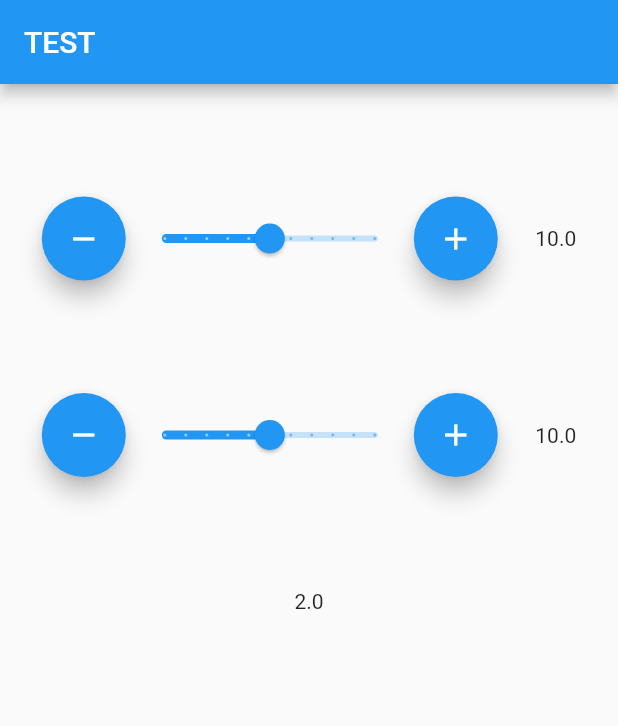
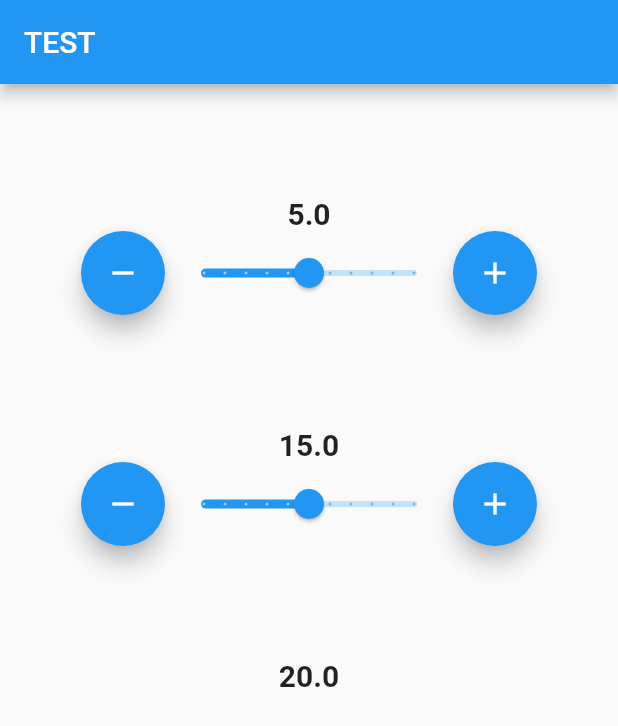
Before and after one commit to SemenuykSergo/alcohol, a Flutter app: the screen it shows after launch, on a phone screen of 412 x 824 dp. Shown: the top 726 px of the screen. Run offline on Flutter 3.47's test engine with Material 2 defaults, Android fonts, the phone set to English and light mode, and no system bars.

Commit message:
маленькие изменения

```diff
--- a/lib/count.dart
+++ b/lib/count.dart
@@ -1,8 +1,24 @@
 class Count {
-  static var slideStartAlchocol = 1.0;
-  static var sliderAlchocolMain = 1.0;
+  static var slideStartAlchocol = 5.0;
+  static var sliderAlchocolMain = 15.0;
   static var sliderAlchocolEnd = 1.0;
 
   //! начальные значения этих переменных должны быть серединой слайдера
 
+  static var resultGlobal;
+
+  resultGlobalMethod(String valueName) {
+    switch (valueName) {
+      case "SlideStartAlchocol":
+        resultGlobal = slideStartAlchocol;
+
+        break;
+      case "SliderAlchocolMain":
+        resultGlobal = sliderAlchocolMain;
+        break;
+      case "SliderAlchocolEnd":
+        resultGlobal = sliderAlchocolEnd;
+        break;
+    }
+  }
 }
--- a/lib/my_slider.dart
+++ b/lib/my_slider.dart
@@ -1,4 +1,5 @@
 import 'package:alcohol_dilution_calculator/count.dart';
+
 import 'package:alcohol_dilution_calculator/text_model.dart';
 import 'package:flutter/material.dart';
 
@@ -11,7 +12,6 @@ class MySlider extends StatefulWidget {
   double maxSlide;
   int division;
   String valueName;
-  //double result = 10; //! значение должно быть середина слайдера.
 
   MySlider(
       {this.countSlider,
@@ -41,7 +41,7 @@ class _MySliderState extends State<MySlider> {
   double maxSlide;
   int division;
   String valueName;
-  double result = 10;
+  double result;
 
   _MySliderState(
       {this.countSlider,
@@ -53,6 +53,9 @@ class _MySliderState extends State<MySlider> {
       this.valueName});
   @override
   Widget build(BuildContext context) {
+    Count().resultGlobalMethod(valueName);
+    result = Count.resultGlobal;
+
     Widget buttonAddWidget = FloatingActionButton(
       onPressed: () {
         setState(() {
@@ -83,13 +86,34 @@ class _MySliderState extends State<MySlider> {
     );
 
     return Container(
-        child: Row(mainAxisAlignment: MainAxisAlignment.center, children: [
-      buttonAddWidget,
-      sliderChangeWidget,
-      buttonRemoveWidget,
-      SizedBox(width: 25),
-      Text('${(result * 100).round() / 100}'), //!  тект выше слайдера перенести
-    ]));
+      child: Row(
+        mainAxisAlignment: MainAxisAlignment.center,
+        children: [
+          Column(
+            children: [
+              Center(
+                child: Container(
+                  child: Text(
+                    '${(result * 100).round() / 100}',
+                    style: TextStyle(
+                      fontWeight: FontWeight.bold,
+                      fontSize: 20,
+                    ),
+                  ),
+                ),
+              ),
+              Row(
+                children: [
+                  buttonAddWidget,
+                  sliderChangeWidget,
+                  buttonRemoveWidget,
+                ],
+              ),
+            ],
+          ),
+        ],
+      ),
+    );
   }
 
   void buttonRemove() {
--- a/lib/widget.dart/addTextResultWidget.dart
+++ b/lib/widget/addTextResultWidget.dart
@@ -9,8 +9,7 @@ class AddTextResultWidget extends StatelessWidget {
       ((Count.slideStartAlchocol + Count.sliderAlchocolMain) * 100).round() /
           100;
 
-  // var _textModel = TextModel();
-  //! здесь, скорее нужно исправить, как в предыдущих классах, а вообще обращаться напрямую,как в MyApp.
+  //! изменить формулу
 
   @override
   Widget build(BuildContext context) {
@@ -18,7 +17,13 @@ class AddTextResultWidget extends StatelessWidget {
       model: ModelValue.textModelValue,
       child: Column(children: [
         new ScopedModelDescendant<TextModel>(
-            builder: (context, child, model) => new Text('$_result')),
+            builder: (context, child, model) => new Text(
+                  '$_result',
+                  style: TextStyle(
+                    fontWeight: FontWeight.bold,
+                    fontSize: 20,
+                  ),
+                )),
       ]),
     );
   }
```
Also changed, not shown: lib/main.dart (+4 -3 lines), lib/widget/slideStartAlchocolWidget.dart (renamed from lib/widget.dart/slideStartAlchocolWidget.dart), lib/widget/sliderSliderAlchocolMainWidget.dart (renamed from lib/widget.dart/sliderSliderAlchocolMainWidget.dart), pubspec.lock, 1 other file.
